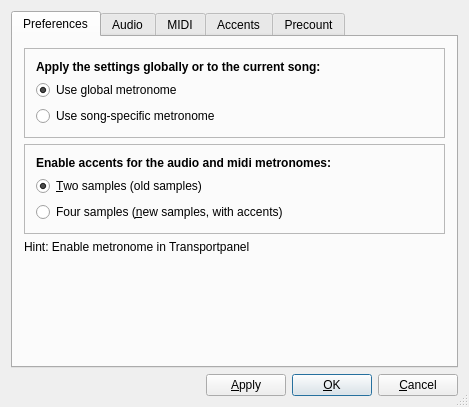
The window that muse3/muse/components/metronomebase.ui (emrum/muse) describes before a commit, drawn with Qt 5.
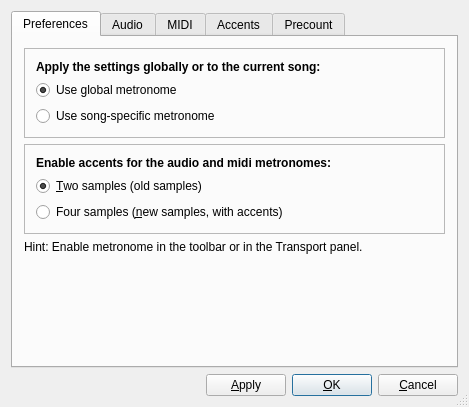
The same window after the commit.

The edit to the form file:
```diff
--- a/muse3/muse/components/metronomebase.ui
+++ b/muse3/muse/components/metronomebase.ui
@@ -120,7 +120,7 @@
        <item>
         <widget class="QLabel" name="textLabel3">
          <property name="text">
-          <string>Hint: Enable metronome in Transportpanel</string>
+          <string>Hint: Enable metronome in the toolbar or in the Transport panel.</string>
          </property>
          <property name="wordWrap">
           <bool>false</bool>
```
